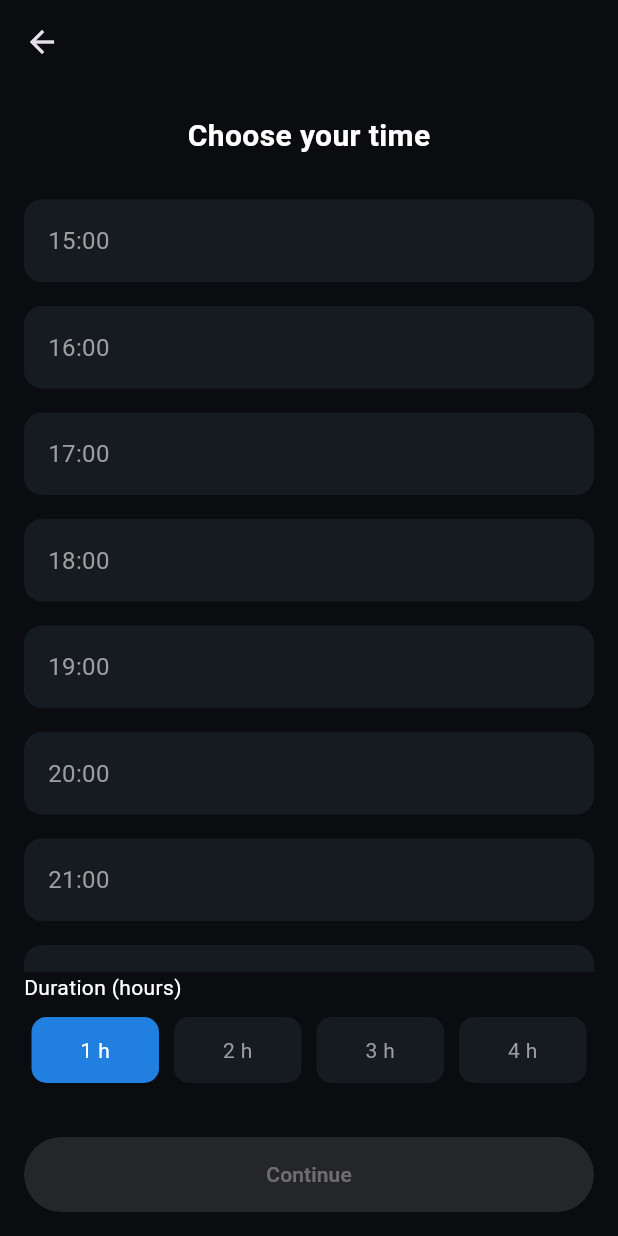
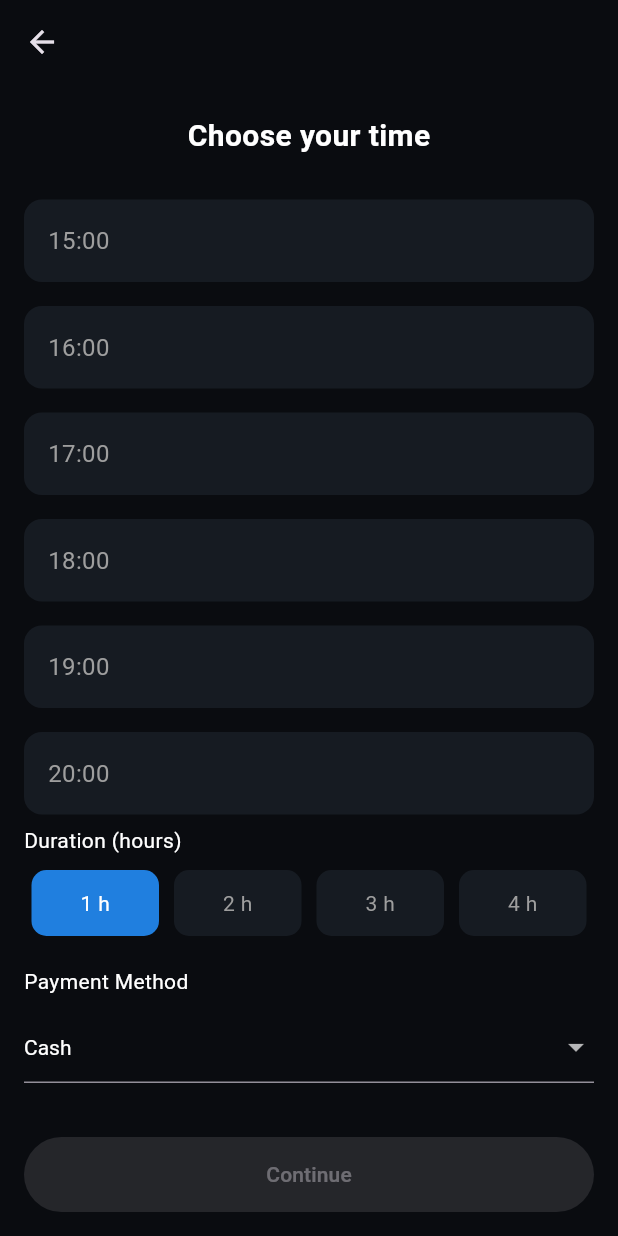
Before and after one commit to AthayafiAM/billiard_app, a Flutter app: the SelectTimeScreen screen opened directly with empty values, on a phone screen of 412 x 824 dp. Run offline on Flutter 3.47's test engine with Material 3 defaults, Android fonts, the phone set to English and light mode, and no system bars; our stand-ins replace image_picker; network calls fail.

Commit message:
tambah payment

```diff
--- a/lib/pages/C.booking/select_table_screen.dart
+++ b/lib/pages/C.booking/select_table_screen.dart
@@ -146,7 +146,7 @@ class _SelectTableScreenState extends State<SelectTableScreen> {
     final title = table["table_name"] ?? "-";
     final price = table["price"] ?? 0;
     final img = table["image"] ??
-        "https://images.unsplash.com/photo-1572451479139-6a308211d8be";
+        "https://static.wixstatic.com/media/64cf40_7a4d90bae2de48bd84eedd9f7edebf7e~mv2.jpg/v1/fill/w_716,h_538,al_c,q_85,usm_0.66_1.00_0.01,enc_avif,quality_auto/64cf40_7a4d90bae2de48bd84eedd9f7edebf7e~mv2.jpg";
 
     return Container(
       margin: const EdgeInsets.only(bottom: 16),
--- a/lib/pages/C.booking/select_time_screen.dart
+++ b/lib/pages/C.booking/select_time_screen.dart
@@ -29,6 +29,17 @@ class _SelectTimeScreenState extends State<SelectTimeScreen> {
   int selectedIndex = -1;
   int duration = 1;
 
+  // ✅ PAYMENT
+  String selectedPayment = "Cash";
+
+  final List<String> paymentMethods = [
+    "Cash",
+    "Gopay",
+    "OVO",
+    "BNI",
+    "BRI"
+  ];
+
   final List<String> times = [
     "15:00","16:00","17:00","18:00",
     "19:00","20:00","21:00","22:00","23:00",
@@ -36,13 +47,19 @@ class _SelectTimeScreenState extends State<SelectTimeScreen> {
 
   final String baseUrl = "http://localhost:8080/api";
 
-  // 🔥 CREATE BOOKING (FINAL + DEBUG)
+  // 🔥 CREATE BOOKING
   Future<bool> createBooking(String time, int duration) async {
     try {
 
-      // 🔥 DEBUG WAJIB (LIHAT INI DI CONSOLE)
-      print("USERNAME KIRIM: ${widget.userName}");
-      print("EMAIL KIRIM: ${widget.userEmail}");
+      // 🔥 DEBUG (WAJIB LIHAT INI)
+      print("USERNAME: ${widget.userName}");
+      print("EMAIL: ${widget.userEmail}");
+      print("PAYMENT: $selectedPayment");
+
+      if (widget.userEmail.isEmpty) {
+        print("ERROR: EMAIL KOSONG");
+        return false;
+      }
 
       final res = await http.post(
         Uri.parse("$baseUrl/bookings"),
@@ -53,12 +70,13 @@ class _SelectTimeScreenState extends State<SelectTimeScreen> {
           "start_time": time,
           "date": DateTime.now().toString().split(" ")[0],
           "duration": duration.toString(),
-          "user_name": widget.userName, // ✅ SUDAH BENAR
-          "user_image": "",
-          "user_email": widget.userEmail,
+          "user_name": widget.userName,
+          "user_email": widget.userEmail, // ✅ FIX PENTING
+          "payment": selectedPayment,     // ✅ FIX
         },
       );
 
+      print("BOOKING STATUS: ${res.statusCode}");
       print("BOOKING RESPONSE: ${res.body}");
 
       return res.statusCode == 200;
@@ -172,6 +190,36 @@ class _SelectTimeScreenState extends State<SelectTimeScreen> {
 
           const SizedBox(height: 20),
 
+          // 🔥 PAYMENT SELECTOR
+          Padding(
+            padding: const EdgeInsets.symmetric(horizontal: 16),
+            child: Column(
+              crossAxisAlignment: CrossAxisAlignment.start,
+              children: [
+                const Text("Payment Method", style: TextStyle(color: Colors.white)),
+                const SizedBox(height: 10),
+                DropdownButtonFormField<String>(
+                  value: selectedPayment,
+                  dropdownColor: const Color(0xFF161B22),
+                  style: const TextStyle(color: Colors.white),
+                  items: paymentMethods.map((p) {
+                    return DropdownMenuItem(
+                      value: p,
+                      child: Text(p),
+                    );
+                  }).toList(),
+                  onChanged: (value) {
+                    setState(() {
+                      selectedPayment = value!;
+                    });
+                  },
+                ),
+              ],
+            ),
+          ),
+
+          const SizedBox(height: 20),
+
           // 🔥 CONTINUE BUTTON
           Padding(
             padding: const EdgeInsets.all(16),
@@ -181,13 +229,6 @@ class _SelectTimeScreenState extends State<SelectTimeScreen> {
                   : () async {
 
                       final selectedTime = times[selectedIndex];
-
-                      if (duration == 0) {
-                        ScaffoldMessenger.of(context).showSnackBar(
-                          const SnackBar(content: Text("Pilih durasi dulu")),
-                        );
-                        return;
-                      }
 
                       final success = await createBooking(selectedTime, duration);
 
```
Also changed, not shown: lib/pages/C.booking/my_bookings_screen.dart (+22 -6 lines), lib/pages/D.profilepage/payment_methods.dart (added, +86 -0 lines), lib/pages/D.profilepage/profile_page.dart (+29 -13 lines).
